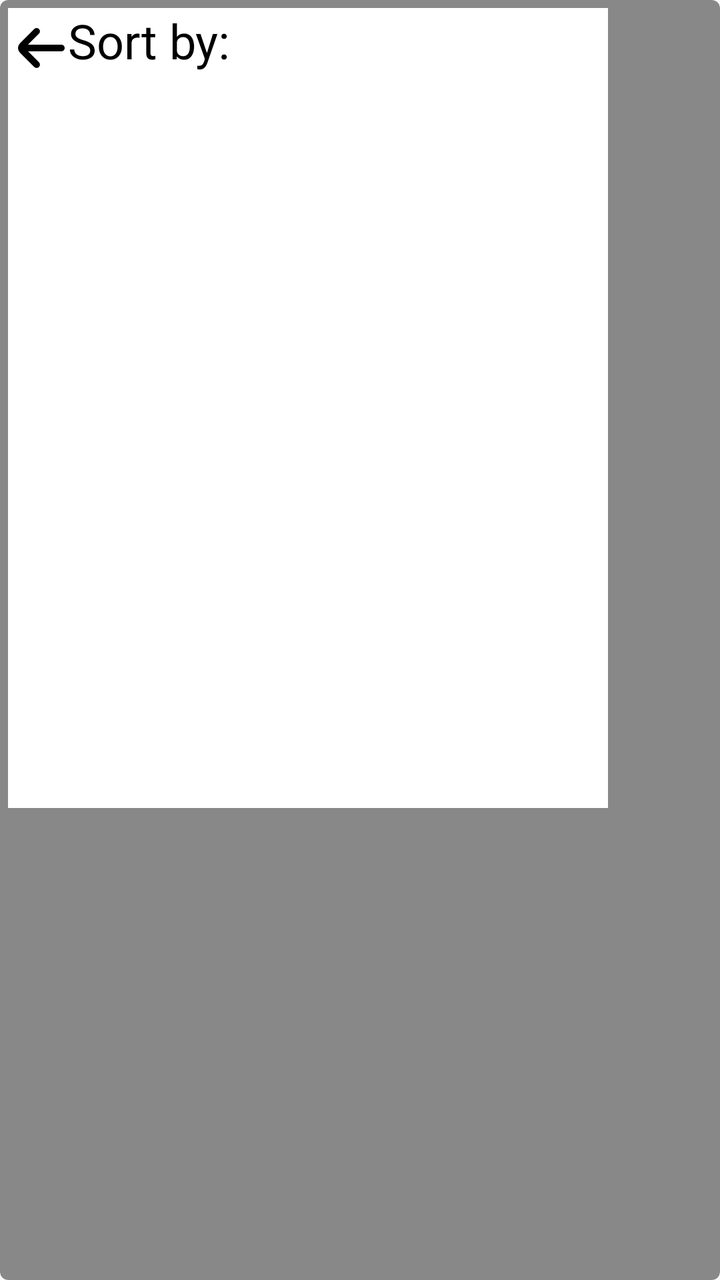
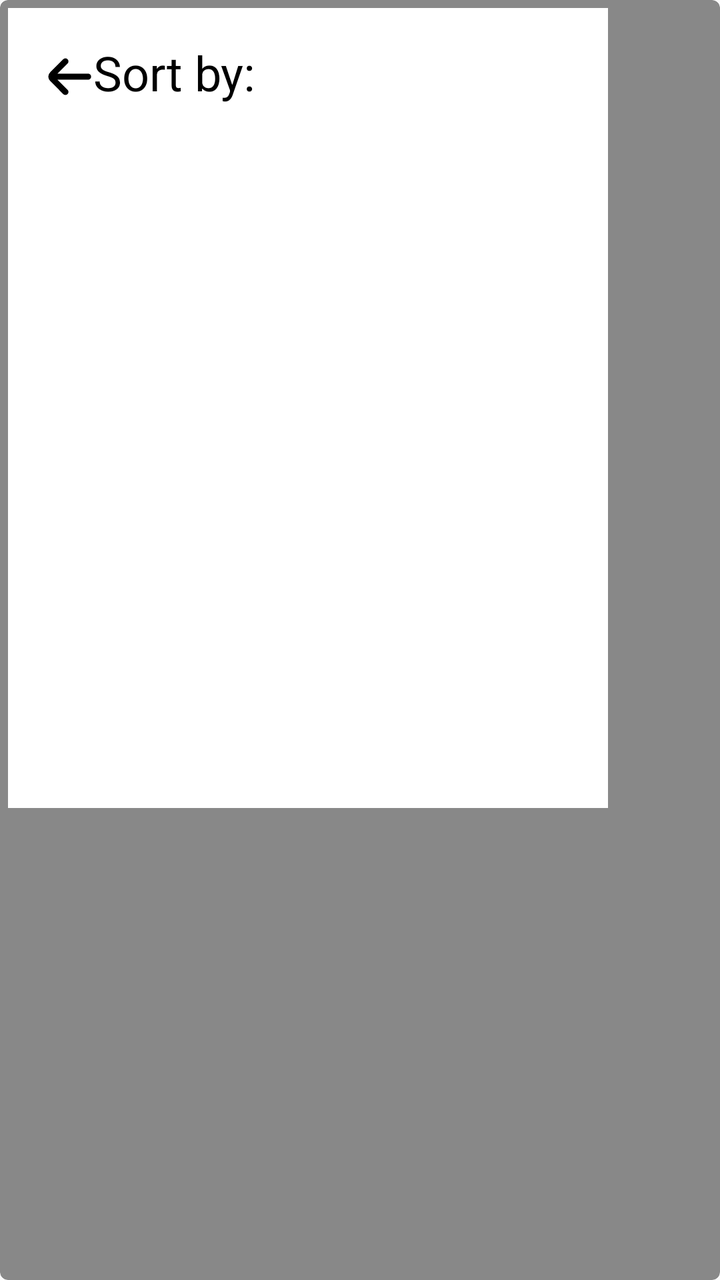

Compare the two renders of this Android layout. The source of the first and the diff that turns it into the second are given below.
<!-- AndroidManifest.xml: application theme Theme.PlainContainers -->
<!-- res/layout/popup_list.xml -->
<?xml version="1.0" encoding="utf-8"?>
<androidx.cardview.widget.CardView
    xmlns:android="http://schemas.android.com/apk/res/android"
    xmlns:app="http://schemas.android.com/apk/res-auto"
    android:layout_width="wrap_content"
    android:layout_height="wrap_content"
    app:cardCornerRadius="@dimen/cornerRadiusDefault"
    app:cardBackgroundColor="@color/border"
    app:cardElevation="0dp"
    >

    <androidx.constraintlayout.widget.ConstraintLayout
        android:layout_width="wrap_content"
        android:layout_height="wrap_content"
        android:background="@color/backgroundDefault"
        android:layout_margin="4dp"
        android:minWidth="300dp"
        android:minHeight="400dp"
        >

        <androidx.constraintlayout.widget.Guideline
            android:id="@+id/guidelineVert1"
            android:layout_width="0dp"
            android:layout_height="wrap_content"
            android:orientation="vertical"
            app:layout_constraintGuide_percent="0.1"
        />

        <androidx.constraintlayout.widget.Guideline
            android:id="@+id/guidelineVert2"
            android:layout_width="0dp"
            android:layout_height="wrap_content"
            android:orientation="vertical"
            app:layout_constraintGuide_percent="0.9"
            />

        <androidx.constraintlayout.widget.Guideline
            android:id="@+id/guidelineHorz1"
            android:layout_width="wrap_content"
            android:layout_height="0dp"
            android:orientation="horizontal"
            app:layout_constraintGuide_percent="0.1"
            />

        <ImageButton
            android:layout_width="0dp"
            android:layout_height="0dp"
            android:src="@drawable/arrow_small_left_24"
            android:contentDescription="@string/accessibility_btn_dismiss_popup"
            android:scaleType="centerCrop"
            android:background="@color/backgroundDefault"
            app:layout_constraintTop_toTopOf="parent"
            app:layout_constraintBottom_toTopOf="@id/guidelineHorz1"
            app:layout_constraintStart_toStartOf="parent"
            app:layout_constraintEnd_toStartOf="@id/guidelineVert1"
        />

        <TextView
            android:id="@+id/txtPopupListTitle"
            android:layout_width="0dp"
            android:layout_height="0dp"
            android:text="@string/popup_sort_title"
            android:textAppearance="@style/Widget.PlainContainers.Text.Title"
            app:layout_constraintTop_toTopOf="parent"
            app:layout_constraintBottom_toTopOf="@id/guidelineHorz1"
            app:layout_constraintStart_toStartOf="@id/guidelineVert1"
            app:layout_constraintEnd_toEndOf="@id/guidelineVert2"
            />

        <ListView
            android:id="@+id/lvPopupList"
            android:layout_width="0dp"
            android:layout_height="0dp"
            android:layout_marginTop="24dp"
            android:divider="@color/backgroundDefault"
            android:dividerHeight="16dp"
            app:layout_constraintTop_toBottomOf="@id/guidelineHorz1"
            app:layout_constraintBottom_toBottomOf="parent"
            app:layout_constraintStart_toStartOf="parent"
            app:layout_constraintEnd_toEndOf="parent"
            />
    </androidx.constraintlayout.widget.ConstraintLayout>
</androidx.cardview.widget.CardView>
<!-- resources referenced by this layout -->
<resources>
  <color name="backgroundDefault">@color/white</color>
  <color name="border">@color/darkgray</color>
  <dimen name="cornerRadiusDefault">4dp</dimen>
  <!-- drawable arrow_small_left_24 (drawable) -->
  <vector xmlns:android="http://schemas.android.com/apk/res/android" android:height="24dp" android:viewportHeight="24" android:viewportWidth="24" android:width="24dp">
        
      <path android:fillColor="#FF000000" android:pathData="M19,11H9l3.29,-3.29a1,1 0,0 0,0 -1.42,1 1,0 0,0 -1.41,0l-4.29,4.3A2,2 0,0 0,6 12H6a2,2 0,0 0,0.59 1.4l4.29,4.3a1,1 0,1 0,1.41 -1.42L9,13H19a1,1 0,0 0,0 -2Z"/>
      
  </vector>
  <string name="accessibility_btn_dismiss_popup">Cancel</string>
  <string name="popup_sort_title">Sort by:</string>
  <style name="Widget.PlainContainers.Text.Title" parent="Theme.PlainContainers">
          <item name="android:textSize">@dimen/fontSizeTitle</item>
          <item name="android:textColor">@color/textColorTitle</item>
      </style>
  <style name="Theme.PlainContainers" parent="Theme.AppCompat.Light.NoActionBar">
          <item name="android:windowTranslucentStatus">true</item>
      </style>
  <color name="white">#FFFFFFFF</color>
  <color name="darkgray">#888</color>
  <dimen name="fontSizeTitle">24sp</dimen>
  <color name="textColorTitle">@color/black</color>
  <color name="black">#FF000000</color>
</resources>

<!-- the commit's change to res/layout/popup_list.xml (unified diff, before → after) -->
@@ -14,6 +14,7 @@
         android:layout_height="wrap_content"
         android:background="@color/backgroundDefault"
         android:layout_margin="4dp"
+        android:padding="@dimen/viewPadding"
         android:minWidth="300dp"
         android:minHeight="400dp"
         >
<!-- resource entries referenced after the edit -->
@@ -3,6 +3,7 @@
   <color name="backgroundDefault">@color/white</color>
   <color name="border">@color/darkgray</color>
   <dimen name="cornerRadiusDefault">4dp</dimen>
+  <dimen name="viewPadding">16dp</dimen>
   <!-- drawable arrow_small_left_24 (drawable) -->
   <vector xmlns:android="http://schemas.android.com/apk/res/android" android:height="24dp" android:viewportHeight="24" android:viewportWidth="24" android:width="24dp">
         
